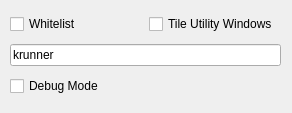
The window that autotile/contents/ui/config.ui (zeroxoneafour/kwin-autotile) describes before a commit, drawn with Qt 5.
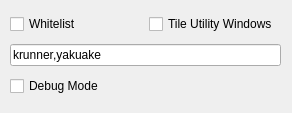
The same window after the commit.

Commit message: updated to exclude yakuake from tiling

What changed in the file:
```diff
--- a/autotile/contents/ui/config.ui
+++ b/autotile/contents/ui/config.ui
@@ -56,7 +56,7 @@
        <string>&lt;html&gt;&lt;head/&gt;&lt;body&gt;&lt;p&gt;Blacklist, do not tile these windows (becomes whitelist if whitelist is checked)&lt;/p&gt;&lt;/body&gt;&lt;/html&gt;</string>
       </property>
       <property name="text">
-       <string>krunner</string>
+       <string>krunner,yakuake</string>
       </property>
      </widget>
     </item>
```
The commit also changes 4 other files.
